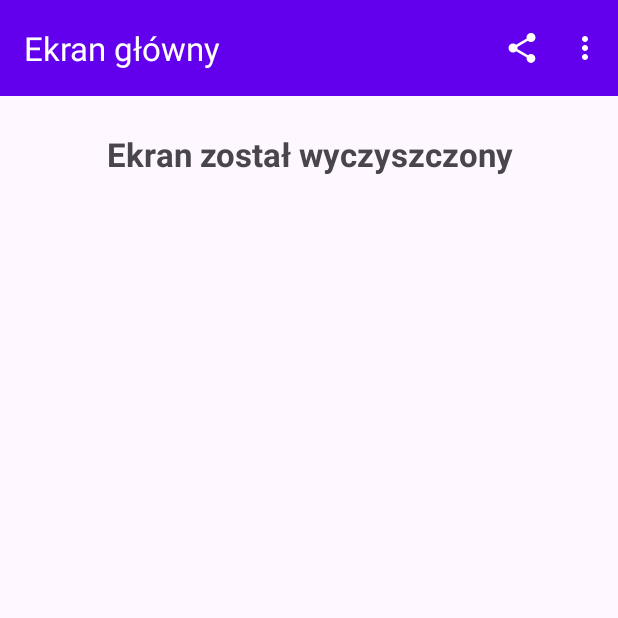
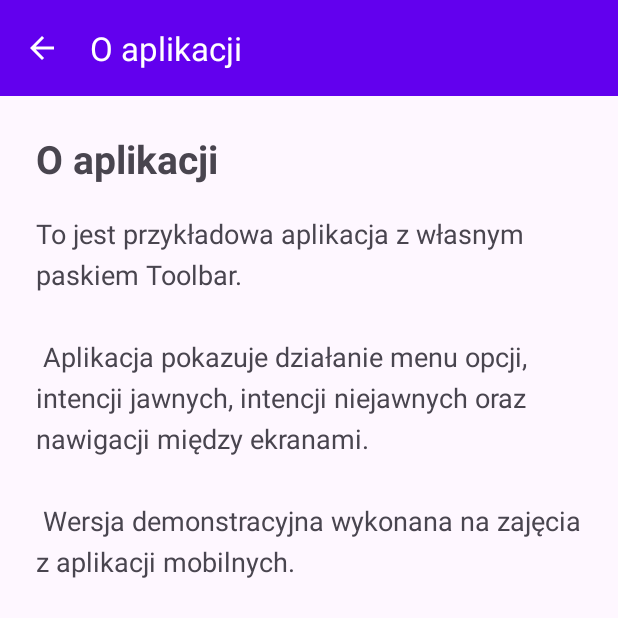
Before and after one commit to M1ki27/zad1-22.11-toolbar, an Android app: the screen it shows after launch (MainActivity before the commit, AboutActivity after it), in the options menu, after a tap on "O aplikacji", on a phone screen of 412 x 824 dp, the top half of it. Run offline under Robolectric (Android 15) with nearby library versions, the phone set to English and light mode, and no system bars.

Commit message:
feat: ekran o aplikacji ze strzalka powrotu

```diff
--- a/app/src/main/AndroidManifest.xml
+++ b/app/src/main/AndroidManifest.xml
@@ -1,4 +1,5 @@
 <?xml version="1.0" encoding="utf-8"?>
+
 <manifest xmlns:android="http://schemas.android.com/apk/res/android"
     xmlns:tools="http://schemas.android.com/tools">
 
@@ -11,16 +12,24 @@
         android:roundIcon="@mipmap/ic_launcher_round"
         android:supportsRtl="true"
         android:theme="@style/Theme.MyApplication">
+
+        <activity
+            android:name=".AboutActivity"
+            android:exported="false"
+            android:parentActivityName=".MainActivity" />
+
         <activity
             android:name=".MainActivity"
-            android:exported="true"
-            android:windowSoftInputMode="adjustResize">
+            android:exported="true">
+
             <intent-filter>
                 <action android:name="android.intent.action.MAIN" />
 
                 <category android:name="android.intent.category.LAUNCHER" />
             </intent-filter>
+
         </activity>
+
     </application>
 
 </manifest>
--- /dev/null
+++ b/app/src/main/java/com/example/myapplication/AboutActivity.java
@@ -0,0 +1,38 @@
+package com.example.myapplication;
+
+import android.os.Bundle;
+
+import androidx.appcompat.app.AppCompatActivity;
+import androidx.appcompat.widget.Toolbar;
+
+public class AboutActivity extends AppCompatActivity {
+
+    private Toolbar toolbar;
+
+    @Override
+    protected void onCreate(Bundle savedInstanceState) {
+        super.onCreate(savedInstanceState);
+
+        setContentView(R.layout.activity_about);
+
+        toolbar = findViewById(R.id.toolbarAbout);
+
+        setSupportActionBar(toolbar);
+
+        if (getSupportActionBar() != null) {
+            getSupportActionBar().setTitle(
+                    getString(R.string.about_title)
+            );
+
+            getSupportActionBar()
+                    .setDisplayHomeAsUpEnabled(true);
+        }
+    }
+
+    @Override
+    public boolean onSupportNavigateUp() {
+        finish();
+
+        return true;
+    }
+}
--- a/app/src/main/java/com/example/myapplication/MainActivity.java
+++ b/app/src/main/java/com/example/myapplication/MainActivity.java
@@ -51,14 +51,17 @@ public class MainActivity extends AppCompatActivity {
 
         if (id == R.id.action_share) {
             shareApplication();
+
             return true;
 
         } else if (id == R.id.action_clear) {
             clearScreen();
+
             return true;
 
         } else if (id == R.id.action_about) {
-            showAboutMessage();
+            openAbout();
+
             return true;
         }
 
@@ -98,11 +101,12 @@ public class MainActivity extends AppCompatActivity {
         );
     }
 
-    private void showAboutMessage() {
-        Toast.makeText(
+    private void openAbout() {
+        Intent intent = new Intent(
                 this,
-                R.string.about_coming_soon,
-                Toast.LENGTH_SHORT
-        ).show();
+                AboutActivity.class
+        );
+
+        startActivity(intent);
     }
 }
--- /dev/null
+++ b/app/src/main/res/layout/activity_about.xml
@@ -0,0 +1,47 @@
+
+<LinearLayout xmlns:android="http://schemas.android.com/apk/res/android"
+    xmlns:app="http://schemas.android.com/apk/res-auto"
+    android:layout_width="match_parent"
+    android:layout_height="match_parent"
+    android:orientation="vertical">
+
+    <androidx.appcompat.widget.Toolbar
+        android:id="@+id/toolbarAbout"
+        android:layout_width="match_parent"
+        android:layout_height="?attr/actionBarSize"
+        android:background="?attr/colorPrimary"
+        app:titleTextColor="@color/white"
+        app:theme="@style/ThemeOverlay.AppCompat.Dark.ActionBar" />
+
+    <ScrollView
+        android:layout_width="match_parent"
+        android:layout_height="match_parent">
+
+        <LinearLayout
+            android:layout_width="match_parent"
+            android:layout_height="wrap_content"
+            android:orientation="vertical"
+            android:padding="24dp">
+
+            <TextView
+                android:id="@+id/tvAboutTitle"
+                android:layout_width="match_parent"
+                android:layout_height="wrap_content"
+                android:text="@string/about_title"
+                android:textSize="26sp"
+                android:textStyle="bold" />
+
+            <TextView
+                android:id="@+id/tvAboutText"
+                android:layout_width="match_parent"
+                android:layout_height="wrap_content"
+                android:layout_marginTop="20dp"
+                android:lineSpacingExtra="6dp"
+                android:text="@string/about_text"
+                android:textSize="18sp" />
+
+        </LinearLayout>
+
+    </ScrollView>
+
+</LinearLayout>
--- a/app/src/main/res/values/strings.xml
+++ b/app/src/main/res/values/strings.xml
@@ -33,12 +33,19 @@
         Korzystam z aplikacji Toolbar Menu App.
     </string>
 
-    <string name="about_coming_soon">
-        Ekran O aplikacji dodamy w następnym kroku.
-    </string>
-
     <string name="no_share_app">
         Brak aplikacji obsługującej udostępnianie.
     </string>
 
+    <string name="about_title">
+        O aplikacji
+    </string>
+
+    <string name="about_text">
+        To jest przykładowa aplikacja z własnym paskiem Toolbar.\n\n
+        Aplikacja pokazuje działanie menu opcji, intencji jawnych,
+        intencji niejawnych oraz nawigacji między ekranami.\n\n
+        Wersja demonstracyjna wykonana na zajęcia z aplikacji mobilnych.
+    </string>
+
 </resources>
```
